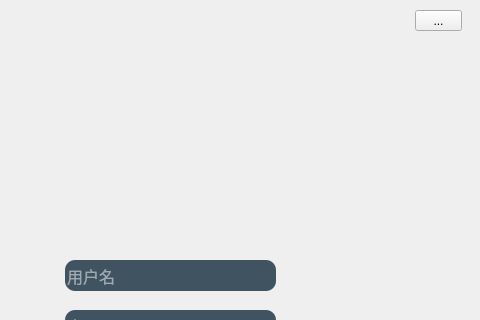
Qt form chat/register.ui (Snowball-Di/cs2021_qt_chat) before a commit; both pictures show x 105 to 585 and y 0 to 320 of the 585 by 428 pixel window.
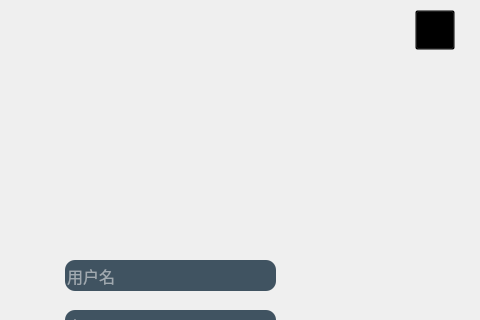
The same form after that commit. Icons and pictures are not drawn.

The edit to the form file:
```diff
--- a/chat/register.ui
+++ b/chat/register.ui
@@ -177,13 +177,26 @@
      <rect>
       <x>530</x>
       <y>20</y>
-      <width>47</width>
-      <height>21</height>
+      <width>40</width>
+      <height>40</height>
      </rect>
     </property>
+    <property name="styleSheet">
+     <string notr="true">background-color:transparent</string>
+    </property>
     <property name="text">
      <string>...</string>
     </property>
+    <property name="icon">
+     <iconset resource="source/icon.qrc">
+      <normaloff>:/icon/icon/icon_mini.png</normaloff>:/icon/icon/icon_mini.png</iconset>
+    </property>
+    <property name="iconSize">
+     <size>
+      <width>30</width>
+      <height>30</height>
+     </size>
+    </property>
     <property name="arrowType">
      <enum>Qt::NoArrow</enum>
     </property>
```
Left out of the diff: 7 changed lines with no effect on the pictures.
